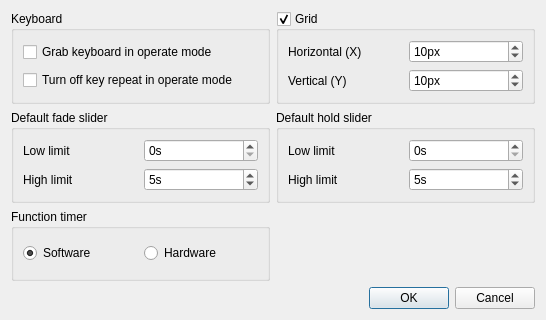
The window that main/virtualconsoleproperties.ui (Andersbakken/qlc) describes before a commit, drawn with Qt 5.
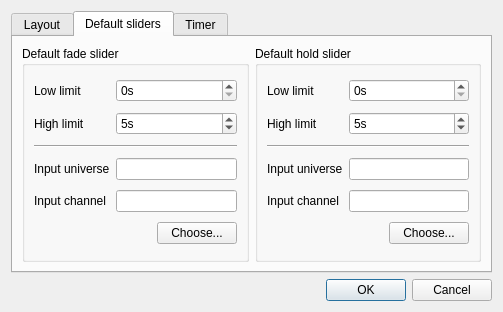
The same window after the commit. The open tabs and pages were chosen to show the change.

Commit message: Added external input stuff to virtual console's default sliders. Added an option to select None in selectinputchannel dialog.

What changed in the file:
```diff
--- a/main/virtualconsoleproperties.ui
+++ b/main/virtualconsoleproperties.ui
@@ -5,13 +5,23 @@
    <rect>
     <x>0</x>
     <y>0</y>
-    <width>546</width>
-    <height>320</height>
+    <width>503</width>
+    <height>312</height>
    </rect>
   </property>
   <property name="windowTitle" >
    <string>Virtual Console properties</string>
   </property>
+  <layout class="QVBoxLayout" name="verticalLayout" >
+   <item>
+    <widget class="QTabWidget" name="m_tab" >
+     <property name="currentIndex" >
+      <number>0</number>
+     </property>
+     <widget class="QWidget" name="tab" >
+      <attribute name="title" >
+       <string>Layout</string>
+      </attribute>
   <layout class="QGridLayout" name="gridLayout_3" >
    <item row="0" column="0" >
     <widget class="QGroupBox" name="m_keyboardGroup" >
@@ -104,6 +114,39 @@
     </widget>
    </item>
    <item row="1" column="0" >
+        <spacer name="verticalSpacer_2" >
+         <property name="orientation" >
+          <enum>Qt::Vertical</enum>
+         </property>
+         <property name="sizeHint" stdset="0" >
+          <size>
+           <width>20</width>
+           <height>111</height>
+          </size>
+         </property>
+        </spacer>
+       </item>
+       <item row="1" column="1" >
+        <spacer name="verticalSpacer_3" >
+         <property name="orientation" >
+          <enum>Qt::Vertical</enum>
+         </property>
+         <property name="sizeHint" stdset="0" >
+          <size>
+           <width>20</width>
+           <height>111</height>
+          </size>
+         </property>
+        </spacer>
+       </item>
+      </layout>
+     </widget>
+     <widget class="QWidget" name="DefaultSliders" >
+      <attribute name="title" >
+       <string>Default sliders</string>
+      </attribute>
+      <layout class="QHBoxLayout" name="horizontalLayout_2" >
+       <item>
     <widget class="QGroupBox" name="m_defaultFadeGroup" >
      <property name="title" >
       <string>Default fade slider</string>
@@ -116,7 +159,7 @@
         </property>
        </widget>
       </item>
-      <item row="0" column="1" >
+          <item row="0" column="1" colspan="2" >
        <widget class="QSpinBox" name="m_fadeLowSpin" >
         <property name="toolTip" >
          <string>Lowest value that can be set to the 'fade' bus with the default sliders</string>
@@ -129,7 +172,14 @@
         </property>
        </widget>
       </item>
-      <item row="1" column="1" >
+          <item row="1" column="0" >
+           <widget class="QLabel" name="m_highFadeLabel" >
+            <property name="text" >
+             <string>High limit</string>
+            </property>
+           </widget>
+          </item>
+          <item row="1" column="1" colspan="2" >
        <widget class="QSpinBox" name="m_fadeHighSpin" >
         <property name="toolTip" >
          <string>Highest value that can be set to the 'fade' bus with the default sliders</string>
@@ -148,21 +198,65 @@
         </property>
        </widget>
       </item>
-      <item row="1" column="0" >
-       <widget class="QLabel" name="m_highFadeLabel" >
+          <item row="2" column="0" colspan="3" >
+           <widget class="Line" name="line" >
+            <property name="orientation" >
+             <enum>Qt::Horizontal</enum>
+            </property>
+           </widget>
+          </item>
+          <item row="3" column="0" >
+           <widget class="QLabel" name="label_3" >
         <property name="text" >
-         <string>High limit</string>
+             <string>Input universe</string>
+            </property>
+           </widget>
+          </item>
+          <item row="3" column="1" colspan="2" >
+           <widget class="QLineEdit" name="m_fadeInputUniverseEdit" >
+            <property name="readOnly" >
+             <bool>true</bool>
+            </property>
+           </widget>
+          </item>
+          <item row="4" column="0" >
+           <widget class="QLabel" name="label_4" >
+            <property name="text" >
+             <string>Input channel</string>
+            </property>
+           </widget>
+          </item>
+          <item row="4" column="1" colspan="2" >
+           <widget class="QLineEdit" name="m_fadeInputChannelEdit" >
+            <property name="readOnly" >
+             <bool>true</bool>
+            </property>
+           </widget>
+          </item>
+          <item row="5" column="0" colspan="2" >
+           <spacer name="horizontalSpacer" >
+            <property name="orientation" >
+             <enum>Qt::Horizontal</enum>
+            </property>
+            <property name="sizeHint" stdset="0" >
+             <size>
+              <width>118</width>
+              <height>20</height>
+             </size>
+            </property>
+           </spacer>
+          </item>
+          <item row="5" column="2" >
+           <widget class="QPushButton" name="m_chooseFadeInputButton" >
+            <property name="text" >
+             <string>Choose...</string>
         </property>
        </widget>
       </item>
      </layout>
-     <zorder>m_lowFadeLabel</zorder>
-     <zorder>m_fadeLowSpin</zorder>
-     <zorder>m_fadeHighSpin</zorder>
-     <zorder>m_highFadeLabel</zorder>
-    </widget>
-   </item>
-   <item row="1" column="1" >
+        </widget>
+       </item>
+       <item>
     <widget class="QGroupBox" name="m_defaultHoldGroup" >
      <property name="title" >
       <string>Default hold slider</string>
@@ -175,7 +269,7 @@
         </property>
        </widget>
       </item>
-      <item row="0" column="1" >
+          <item row="0" column="1" colspan="2" >
        <widget class="QSpinBox" name="m_holdLowSpin" >
         <property name="toolTip" >
          <string>Lowest value that can be set to the 'hold' bus with the default sliders</string>
@@ -195,7 +289,7 @@
         </property>
        </widget>
       </item>
-      <item row="1" column="1" >
+          <item row="1" column="1" colspan="2" >
        <widget class="QSpinBox" name="m_holdHighSpin" >
         <property name="toolTip" >
          <string>Highest value that can be set to the 'hold' bus with the default sliders</string>
@@ -214,10 +308,72 @@
         </property>
        </widget>
       </item>
+          <item row="2" column="0" colspan="3" >
+           <widget class="Line" name="line_2" >
+            <property name="orientation" >
+             <enum>Qt::Horizontal</enum>
+            </property>
+           </widget>
+          </item>
+          <item row="3" column="0" >
+           <widget class="QLabel" name="label_5" >
+            <property name="text" >
+             <string>Input universe</string>
+            </property>
+           </widget>
+          </item>
+          <item row="3" column="1" colspan="2" >
+           <widget class="QLineEdit" name="m_holdInputUniverseEdit" >
+            <property name="readOnly" >
+             <bool>true</bool>
+            </property>
+           </widget>
+          </item>
+          <item row="4" column="0" >
+           <widget class="QLabel" name="label_6" >
+            <property name="text" >
+             <string>Input channel</string>
+            </property>
+           </widget>
+          </item>
+          <item row="4" column="1" colspan="2" >
+           <widget class="QLineEdit" name="m_holdInputChannelEdit" >
+            <property name="readOnly" >
+             <bool>true</bool>
+            </property>
+           </widget>
+          </item>
+          <item row="5" column="0" colspan="2" >
+           <spacer name="horizontalSpacer_2" >
+            <property name="orientation" >
+             <enum>Qt::Horizontal</enum>
+            </property>
+            <property name="sizeHint" stdset="0" >
+             <size>
+              <width>117</width>
+              <height>20</height>
+             </size>
+            </property>
+           </spacer>
+          </item>
+          <item row="5" column="2" >
+           <widget class="QPushButton" name="m_chooseHoldInputButton" >
+            <property name="text" >
+             <string>Choose...</string>
+            </property>
+           </widget>
+          </item>
      </layout>
     </widget>
    </item>
-   <item row="2" column="0" >
+      </layout>
+     </widget>
+     <widget class="QWidget" name="Timer" >
+      <attribute name="title" >
+       <string>Timer</string>
+      </attribute>
+      <layout class="QGridLayout" name="gridLayout_4" >
+       <item row="0" column="0" >
     <widget class="QGroupBox" name="m_functionTimerGroup" >
      <property name="title" >
       <string>Function timer</string>
@@ -249,7 +405,37 @@
      </layout>
     </widget>
    </item>
-   <item row="3" column="0" colspan="2" >
+       <item row="1" column="0" >
+        <spacer name="verticalSpacer" >
+         <property name="orientation" >
+          <enum>Qt::Vertical</enum>
+         </property>
+         <property name="sizeHint" stdset="0" >
+          <size>
+           <width>166</width>
+           <height>146</height>
+          </size>
+         </property>
+        </spacer>
+       </item>
+       <item row="0" column="1" >
+        <spacer name="horizontalSpacer_3" >
+         <property name="orientation" >
+          <enum>Qt::Horizontal</enum>
+         </property>
+         <property name="sizeHint" stdset="0" >
+          <size>
+           <width>285</width>
+           <height>20</height>
+          </size>
+         </property>
+        </spacer>
+       </item>
+      </layout>
+     </widget>
+    </widget>
+   </item>
+   <item>
     <widget class="QDialogButtonBox" name="m_buttonBox" >
      <property name="orientation" >
       <enum>Qt::Horizontal</enum>
```
Left out of the diff: 2 changed lines with no effect on the pictures. Lines whose indentation alone changed are shown as unchanged. The commit also changes 8 other files.
